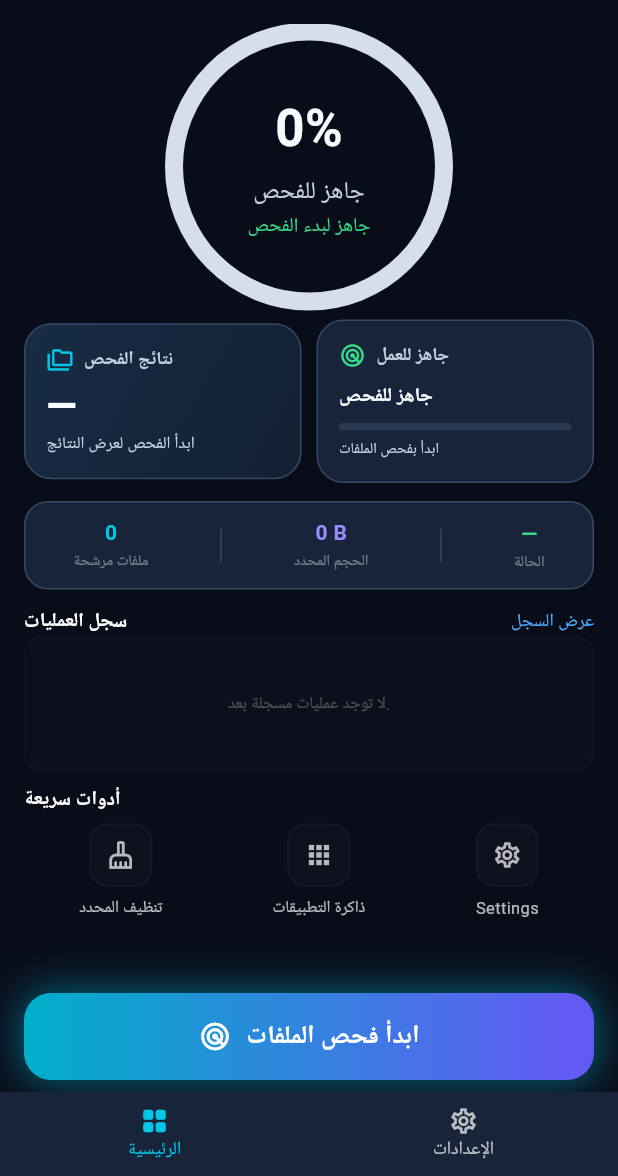
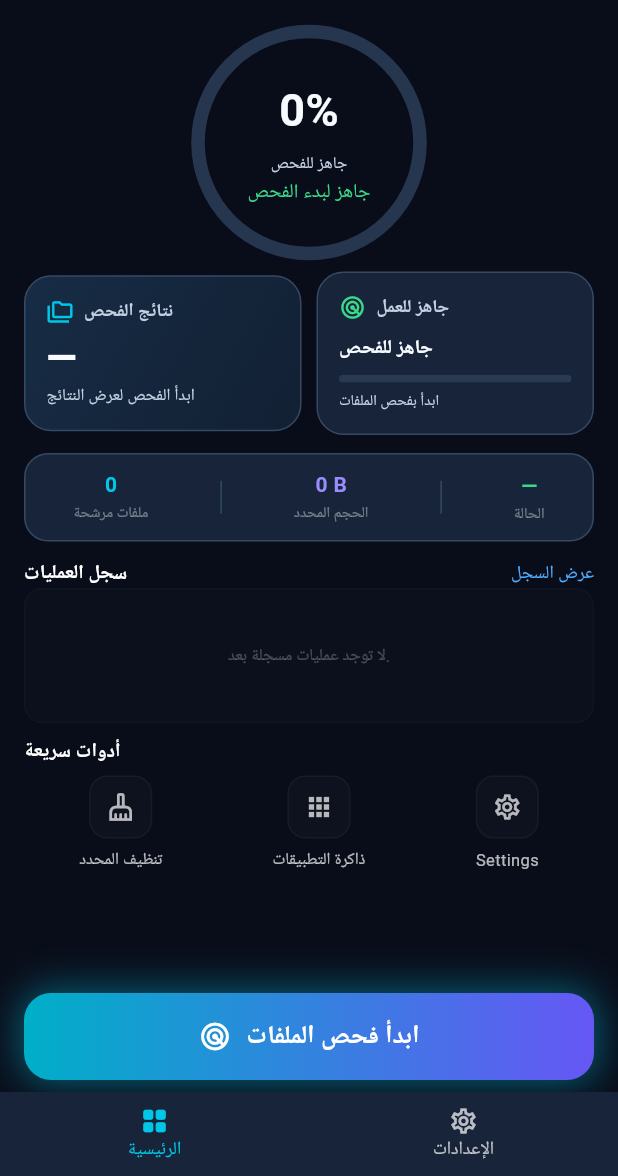
Before and after one commit to maloohm-collab/flutter_cleaner_app, a Flutter app: the HomeScreen screen opened directly, on a phone screen of 412 x 824 dp, the part 60-1236 px from its top. Run offline on Flutter 3.47's test engine with Material 3 defaults, Android fonts, the phone set to English and light mode, and no system bars; our stand-ins replace flutter_animate, permission_handler, shared_preferences; accounts and stored records are empty.

Commit message:
Refine dashboard scan progress indicator

```diff
--- a/lib/widgets/progress_ring.dart
+++ b/lib/widgets/progress_ring.dart
@@ -19,18 +19,18 @@ class ProgressRing extends StatelessWidget {
     final value = progress.clamp(0.0, 1.0);
 
     return SizedBox(
-      width: 180,
-      height: 180,
+      width: 148,
+      height: 148,
       child: Stack(
         alignment: Alignment.center,
         children: [
           SizedBox(
-            width: 180,
-            height: 180,
+            width: 148,
+            height: 148,
             child: CircularProgressIndicator(
               value: value,
-              strokeWidth: 12,
-              backgroundColor: const Color(0xFFD5DFEA),
+              strokeWidth: 9,
+              backgroundColor: const Color(0xFF26364F),
               valueColor: const AlwaysStoppedAnimation(AppColors.primary),
             ),
           ),
@@ -40,7 +40,7 @@ class ProgressRing extends StatelessWidget {
               Text(
                 "${(value * 100).toInt()}%",
                 style: const TextStyle(
-                  fontSize: 34,
+                  fontSize: 30,
                   fontWeight: FontWeight.bold,
                   color: AppColors.textPrimary,
                 ),
@@ -50,7 +50,7 @@ class ProgressRing extends StatelessWidget {
                 title,
                 style: const TextStyle(
                   color: AppColors.textSecondary,
-                  fontSize: 16,
+                  fontSize: 11,
                 ),
               ),
               const SizedBox(height: 2),
```
